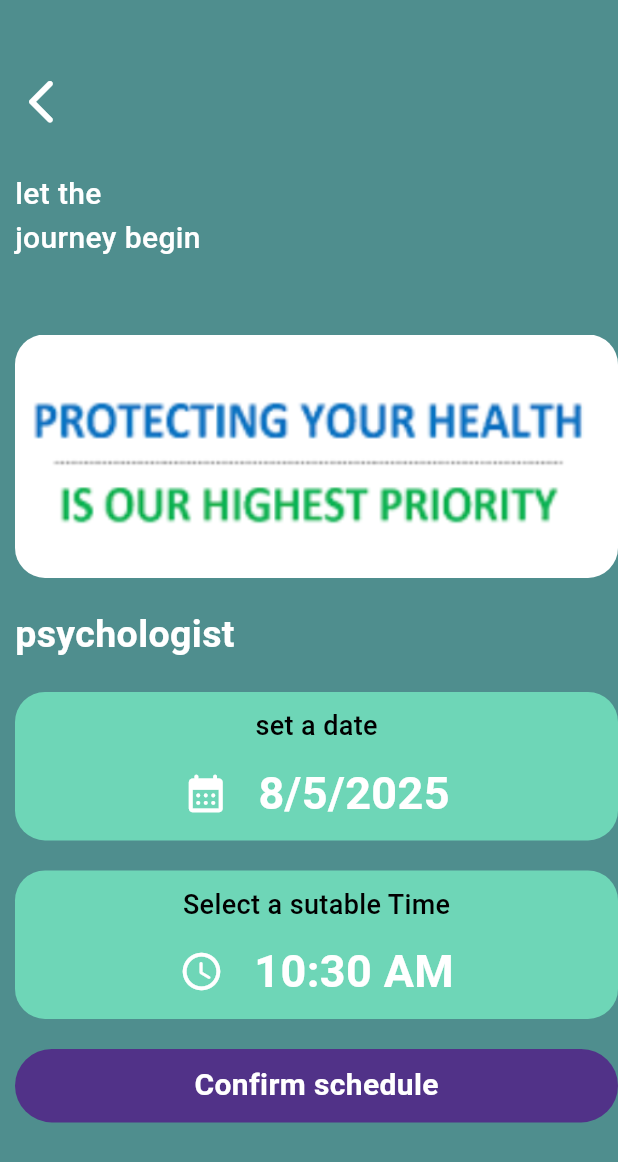
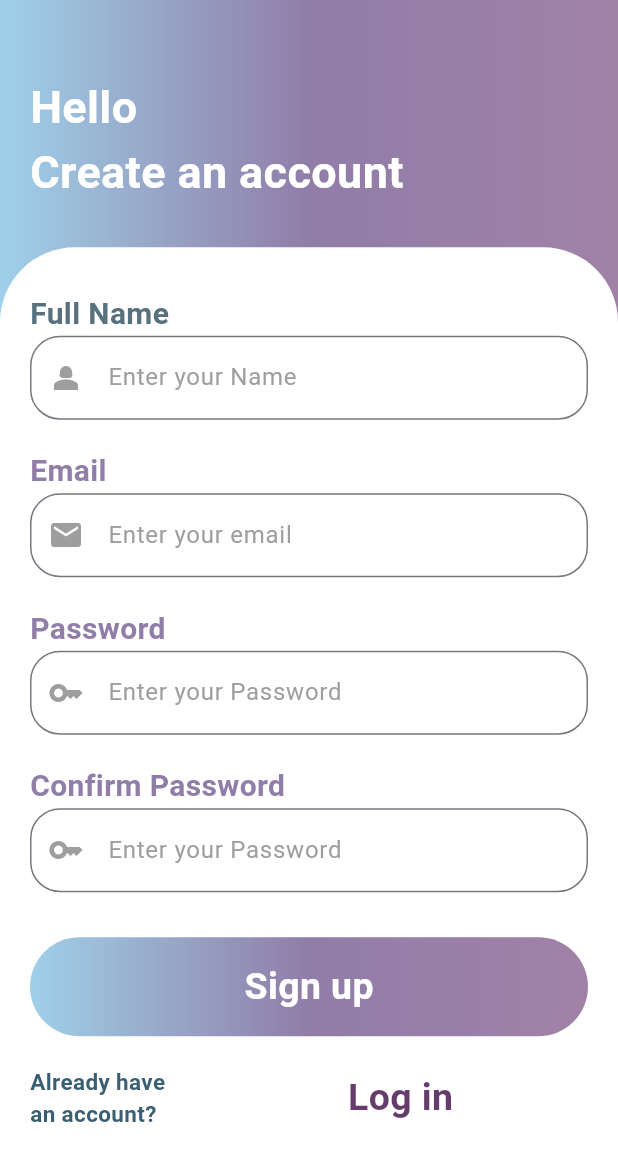
Before and after one commit to MikiasT01/Tenaye, a Flutter app: the screen it shows after launch, on a phone screen of 412 x 824 dp. Shown: the top 1162 px of the screen. Run offline on Flutter 3.47's test engine with Material 3 defaults, Android fonts, the phone set to English and light mode, and no system bars; our stand-ins replace cloud_firestore, firebase_auth, firebase_core, random_string; accounts and stored records are empty.

Commit message:
Fix Firebase API key issue and implement user authentication
Resolved FirebaseAuthException: api-key-not-valid by updating the Firebase API key in the app configuration. Added user authentication functionality using Firebase Auth, enabling email/password login (e.g., a@gmail.com with password abebe1234). Tested sign-up and login flows to ensure seamless user onboarding for the Tenaye app.

```diff
--- a/tnaye_app/lib/main.dart
+++ b/tnaye_app/lib/main.dart
@@ -1,9 +1,26 @@
 import 'package:flutter/material.dart';
 import 'package:tnaye_app/pages/booking.dart';
 import 'package:tnaye_app/pages/home.dart';
+import 'package:tnaye_app/pages/login.dart';
 import 'package:tnaye_app/pages/onboarding.dart';
+import 'package:tnaye_app/pages/signup.dart';
+import 'package:firebase_core/firebase_core.dart';
+import 'firebase_options.dart';
 
-void main() {
+void main() async {
+  WidgetsFlutterBinding.ensureInitialized();
+  try {
+    if (Firebase.apps.isEmpty) {
+      await Firebase.initializeApp(
+        options: DefaultFirebaseOptions.currentPlatform,
+      );
+      print('Firebase initialized successfully');
+    } else {
+      print('Firebase already initialized');
+    }
+  } catch (e) {
+    print('Firebase initialization failed: $e');
+  }
   runApp(const MyApp());
 }
 
@@ -14,13 +31,15 @@ class MyApp extends StatelessWidget {
   @override
   Widget build(BuildContext context) {
     return MaterialApp(
-      title: 'Flutter Demo',
+      title: 'Tenaye',
       theme: ThemeData(
         colorScheme: ColorScheme.fromSeed(seedColor: Colors.deepPurple),
       ),
-    //home:Onboarding()
-      // home: Home(),
-      home: Booking( service: "psychologist"),
+      //home: Onboarding(),
+        //home: Home(),
+      //home: Booking( service: "psychologist"),
+      //home: LogIn(),
+      home: SignUp(),
     );
   }
 }
--- a/tnaye_app/lib/pages/booking.dart
+++ b/tnaye_app/lib/pages/booking.dart
@@ -212,6 +212,3 @@ Future<void> _selectTime(BuildContext context) async {
     );
   }
 }
-
-
-// 39:40
--- /dev/null
+++ b/tnaye_app/lib/pages/signup.dart
@@ -0,0 +1,343 @@
+import 'package:firebase_auth/firebase_auth.dart';
+import 'package:flutter/material.dart';
+import 'package:tnaye_app/pages/home.dart';
+import 'package:tnaye_app/pages/login.dart';
+import 'package:random_string/random_string.dart';
+import 'package:tnaye_app/services/database.dart';
+
+class SignUp extends StatefulWidget {
+  const SignUp({super.key});
+
+  @override
+  State<SignUp> createState() => _SignUpState();
+}
+
+class _SignUpState extends State<SignUp> {
+  String? name, email, password;
+
+  TextEditingController _nameFieldController = new TextEditingController();
+  TextEditingController _emailController = new TextEditingController();
+  TextEditingController _passwordController = new TextEditingController();
+  TextEditingController _confirmPasswordController = new TextEditingController();
+
+  final _formKey = GlobalKey<FormState>();
+
+  registration() async {
+    print('Registration started');
+    print('Name: $name, Email: $email, Password: $password');
+    if (password != null && email != null && name != null) {
+      try {
+        //print('attemptiong to create user with email : $email');
+        UserCredential userCredential = await FirebaseAuth.instance
+            .createUserWithEmailAndPassword(email: email!, password: password!);
+
+        String id = randomAlphaNumeric(10);
+        Map<String, dynamic> userInfoMap = {
+          "Name": _nameFieldController.text,
+          "Email": _emailController.text,
+          "Id": id,
+          "Image": "",
+        };
+        await DatabaseMethods().addUserDetails(userInfoMap, id);
+
+        ScaffoldMessenger.of(context).showSnackBar(
+          SnackBar(
+            content: Text(
+              "Registration successful",
+              style: TextStyle(fontSize: 20.0),
+            ),
+          ),
+        );
+        Navigator.push(
+          context,
+          MaterialPageRoute(builder: (context) => LogIn()),
+        );
+      } on FirebaseAuthException catch (e) {
+        print('FirebaseAuthException: ${e.code} - ${e.message}');
+        if (e.code == 'weak-password') {
+          ScaffoldMessenger.of(context).showSnackBar(
+            SnackBar(
+              content: Text(
+                "The password provided is too weak.",
+                style: TextStyle(fontSize: 20.0),
+              ),
+            ),
+          );
+        } else if (e.code == 'email-already-in-use') {
+          ScaffoldMessenger.of(context).showSnackBar(
+            SnackBar(
+              content: Text(
+                "The account already exists for that email.",
+                style: TextStyle(fontSize: 20.0),
+              ),
+            ),
+          );
+        }
+      } catch (e) {
+        //print('un expected error $e');
+      }
+    } else
+      print('Validation failed: name, email, or password is null');
+  }
+
+  @override
+  Widget build(BuildContext context) {
+    return Scaffold(
+      body: Container(
+        child: Stack(
+          children: [
+            Container(
+              padding: EdgeInsets.only(top: 50.0, left: 20.0),
+              height: MediaQuery.of(context).size.height / 2,
+              width: MediaQuery.of(context).size.width,
+              decoration: BoxDecoration(
+                gradient: LinearGradient(
+                  colors: [
+                    const Color.fromARGB(255, 159, 208, 233),
+                    const Color.fromARGB(255, 144, 125, 168),
+                    const Color.fromARGB(255, 161, 130, 167),
+                  ],
+                ),
+              ),
+              child: Text(
+                "Hello \nCreate an account",
+                style: TextStyle(
+                  color: Colors.white,
+                  fontSize: 30.0,
+                  fontWeight: FontWeight.bold,
+                ),
+              ),
+            ),
+            Container(
+              padding: EdgeInsets.only(
+                top: 30.0,
+                left: 20.0,
+                right: 20.0,
+                bottom: 20.0,
+              ),
+              margin: EdgeInsets.only(
+                top: MediaQuery.of(context).size.height / 5,
+              ),
+              height: MediaQuery.of(context).size.height,
+              width: MediaQuery.of(context).size.width,
+              decoration: BoxDecoration(
+                color: Colors.white,
+                borderRadius: BorderRadius.only(
+                  topLeft: Radius.circular(50.0),
+                  topRight: Radius.circular(50.0),
+                ),
+              ),
+              child: Form(
+                key: _formKey,
+                child: Column(
+                  crossAxisAlignment: CrossAxisAlignment.start,
+                  children: [
+                    Text(
+                      "Full Name",
+                      style: TextStyle(
+                        color: Color.fromARGB(255, 87, 113, 126),
+                        fontSize: 20.0,
+                        fontWeight: FontWeight.bold,
+                      ),
+                    ),
+                    TextFormField(
+                      validator: (value) {
+                        if (value == null || value.isEmpty) {
+                          return 'Please enter your name';
+                        }
+                        return null;
+                      },
+                      controller: _nameFieldController,
+                      decoration: InputDecoration(
+                        hintText: "Enter your Name",
+                        prefixIcon: Icon(
+                          Icons.person_2_sharp,
+                          color: Colors.grey,
+                        ),
+                        hintStyle: TextStyle(color: Colors.grey),
+                        border: OutlineInputBorder(
+                          borderRadius: BorderRadius.circular(20.0),
+                          borderSide: BorderSide(
+                            color: const Color.fromARGB(255, 197, 196, 196),
+                          ),
+                        ),
+                      ),
+                    ),
+                    SizedBox(height: 20.0),
+                    Text(
+                      "Email",
+                      style: TextStyle(
+                        color: Color.fromARGB(255, 144, 125, 168),
+                        fontSize: 20.0,
+                        fontWeight: FontWeight.bold,
+                      ),
+                    ),
+                    TextFormField(
+                      validator: (value) {
+                        if (value == null || value.isEmpty) {
+                          return 'Please enter your email';
+                        }
+                        return null;
+                      },
+                      controller: _emailController,
+                      decoration: InputDecoration(
+                        hintText: "Enter your email",
+                        prefixIcon: Icon(Icons.email, color: Colors.grey),
+                        hintStyle: TextStyle(color: Colors.grey),
+                        border: OutlineInputBorder(
+                          borderRadius: BorderRadius.circular(20.0),
+                          borderSide: BorderSide(
+                            color: const Color.fromARGB(255, 197, 196, 196),
+                          ),
+                        ),
+                      ),
+                    ),
+                    SizedBox(height: 20.0),
+
+                    Text(
+                      "Password",
+                      style: TextStyle(
+                        color: Color.fromARGB(255, 144, 125, 168),
+                        fontSize: 20.0,
+                        fontWeight: FontWeight.bold,
+                      ),
+                    ),
+                    TextFormField(
+                      validator: (value) {
+                        if (value == null || value.isEmpty) {
+                          return 'Please enter your password';
+                        }
+                        return null;
+                      },
+
+                      controller: _passwordController,
+                      decoration: InputDecoration(
+                        hintText: "Enter your Password",
+                        prefixIcon: Icon(Icons.key, color: Colors.grey),
+                        hintStyle: TextStyle(color: Colors.grey),
+                        border: OutlineInputBorder(
+                          borderRadius: BorderRadius.circular(20.0),
+                          borderSide: BorderSide(
+                            color: const Color.fromARGB(255, 197, 196, 196),
+                          ),
+                        ),
+                      ),
+                      obscureText: true,
+                    ),
+                    SizedBox(height: 20.0),
+
+                    Text(
+                      "Confirm Password",
+                      style: TextStyle(
+                        color: const Color.fromARGB(255, 144, 125, 168),
+                        fontSize: 20.0,
+                        fontWeight: FontWeight.bold,
+                      ),
+                    ),
+                    TextFormField(
+                      validator: (value) {
+                        if (value == null || value.isEmpty) {
+                          return 'Please confirm passcode';
+                        }
+                        return null;
+                      },
+                      controller: _confirmPasswordController,
+                      decoration: InputDecoration(
+                        hintText: "Enter your Password",
+                        prefixIcon: Icon(Icons.key, color: Colors.grey),
+                        hintStyle: TextStyle(color: Colors.grey),
+                        border: OutlineInputBorder(
+                          borderRadius: BorderRadius.circular(20.0),
+                          borderSide: BorderSide(
+                            color: const Color.fromARGB(255, 197, 196, 196),
+                          ),
+                        ),
+                      ),
+                      obscureText: true,
+                    ),
+
+                    SizedBox(height: 30.0),
+                    GestureDetector(
+                      onTap: () async {
+                        if (_formKey.currentState!.validate()) {
+                          setState(() {
+                            name = _nameFieldController.text;
+                            email = _emailController.text;
+                            password = _passwordController.text;
+                          });
+                          await registration();
+                        }
+                      },
+                      child: Container(
+                        width: MediaQuery.of(context).size.width,
+                        padding: EdgeInsets.symmetric(
+                          horizontal: 15.0,
+                          vertical: 15.0,
+                        ),
+
+                        decoration: BoxDecoration(
+                          gradient: LinearGradient(
+                            colors: [
+                              const Color.fromARGB(255, 159, 208, 233),
+                              const Color.fromARGB(255, 144, 125, 168),
+                              const Color.fromARGB(255, 161, 130, 167),
+                            ],
+                          ),
+                          borderRadius: BorderRadius.circular(50),
+                        ),
+                        child: Center(
+                          child: Text(
+                            "Sign up",
+                            style: TextStyle(
+                              color: Colors.white,
+                              fontSize: 25.0,
+                              fontWeight: FontWeight.bold,
+                            ),
+                          ),
+                        ),
+                      ),
+                    ),
+
+                    SizedBox(height: 20.0),
+
+                    Row(
+                      children: [
+                        Text(
+                          "Already have \nan account?",
+                          style: TextStyle(
+                            color: Color.fromARGB(255, 58, 95, 114),
+                            fontSize: 15.0,
+                            fontWeight: FontWeight.bold,
+                          ),
+                        ),
+                        SizedBox(
+                          width: MediaQuery.of(context).size.width / 3.5,
+                        ),
+                        GestureDetector(
+                          onTap: () {
+                            Navigator.push(
+                              context,
+                              MaterialPageRoute(builder: (context) => LogIn()),
+                            );
+                          },
+                          child: Text(
+                            "Log in",
+                            style: TextStyle(
+                              color: Color.fromARGB(255, 101, 61, 109),
+                              fontSize: 25.0,
+                              fontWeight: FontWeight.bold,
+                            ),
+                          ),
+                        ),
+                      ],
+                    ),
+                  ],
+                ),
+              ),
+            ),
+          ],
+        ),
+      ),
+    );
+  }
+}
--- a/tnaye_app/pubspec.yaml
+++ b/tnaye_app/pubspec.yaml
@@ -30,6 +30,10 @@ environment:
 dependencies:
   flutter:
     sdk: flutter
+  firebase_core: ^3.4.0
+  cloud_firestore: ^5.4.0
+  firebase_auth: ^5.3.1
+  random_string: ^2.3.1
 
   # The following adds the Cupertino Icons font to your application.
   # Use with the CupertinoIcons class for iOS style icons.
```
Also changed, not shown: tnaye_app/lib/pages/home.dart (+4 -4 lines), tnaye_app/lib/pages/login.dart (added, +265 -0 lines), tnaye_app/lib/services/database.dart (added, +13 -0 lines), tnaye_app/images/General_practitioner_icon.jpg (added), tnaye_app/images/General_practitioner_pic.jpg (deleted), tnaye_app/lib/firebase_options.dart (added), tnaye_app/pubspec.lock, tnaye_app/web_entrypoint.dart (added), 8 other files.
